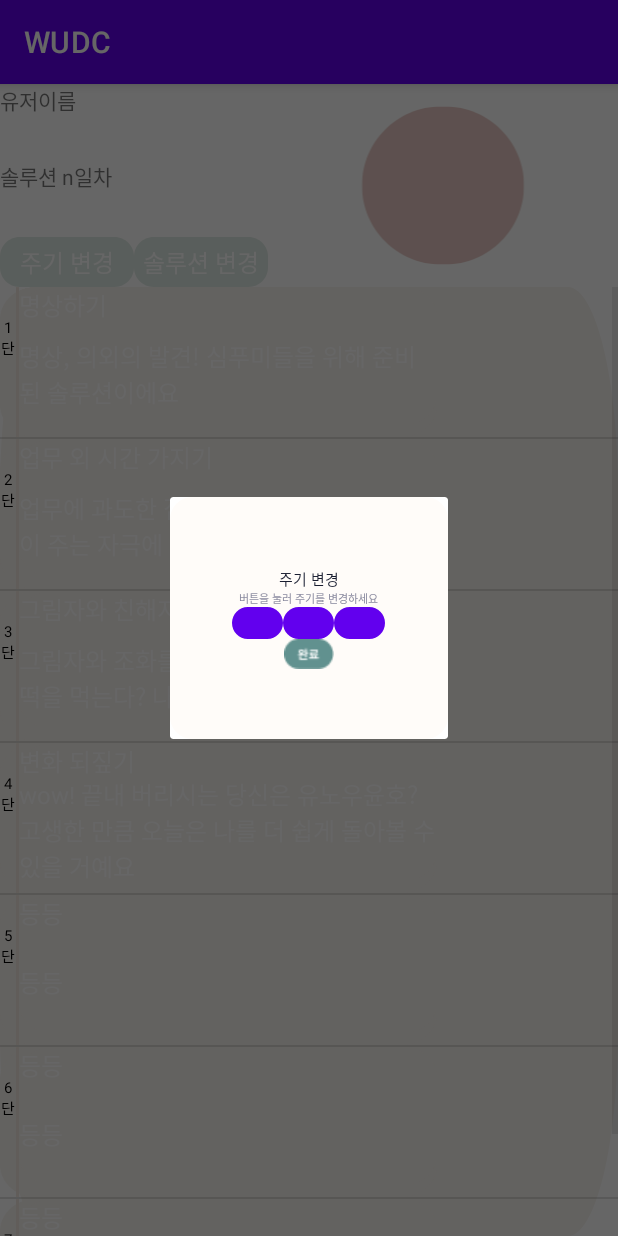
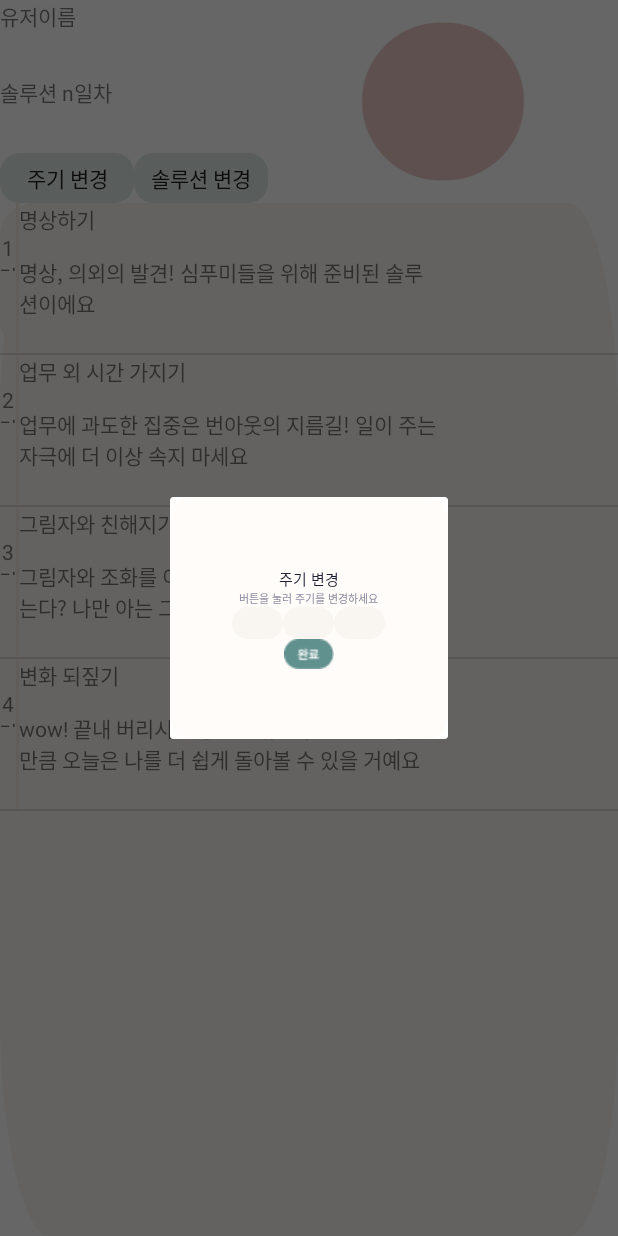
Before and after one commit to ChaeheeKang-GitHub/WUDC, an Android app: the RecListViewActivity screen opened directly, with no data from a screen before it, after a tap on "주기 변경", on a phone screen of 412 x 824 dp. Run offline under Robolectric (Android 15) with nearby library versions, the phone set to English and light mode, and no system bars.

Commit message:
4차
색/테마 변경

```diff
--- a/app/src/main/java/com/example/wudc/RecListViewActivity.java
+++ b/app/src/main/java/com/example/wudc/RecListViewActivity.java
@@ -44,9 +44,7 @@ public class RecListViewActivity extends AppCompatActivity {
         listAdapter.addItem(new RecItem("2단계", "업무 외 시간 가지기", "업무에 과도한 집중은 번아웃의 지름길! 일이 주는 자극에 더 이상 속지 마세요"));
         listAdapter.addItem(new RecItem("3단계", "그림자와 친해지기","그림자와 조화를 이룬 자아는... 자다가도 떡을 먹는다? 나만 아는 그림자 부수기"));
         listAdapter.addItem(new RecItem("4단계", "변화 되짚기", "wow! 끝내 버리시는 당신은 유노우윤호? 고생한 만큼 오늘은 나를 더 쉽게 돌아볼 수 있을 거예요"));
-        listAdapter.addItem(new RecItem("5단계", "등등", "등등"));
-        listAdapter.addItem(new RecItem("6단계", "등등","등등"));
-        listAdapter.addItem(new RecItem("7단계", "등등","등등"));
+
 
         //리스트뷰에 Adapter 설정
         listview.setAdapter(listAdapter);
@@ -104,12 +102,13 @@ public class RecListViewActivity extends AppCompatActivity {
                 public void onClick(View view) {
                     Toast.makeText(context, "단계 : "+recItem.getNum()+" "+" 솔루션 : "+recItem.getName()+" "+" 내용 : "+recItem.getDes(), Toast.LENGTH_SHORT).show();
                     // 페이지 넘어가기
-                    /*Intent intent = new Intent(getApplicationContext(), 넘어갈액티비티명.class);
-                    startActivity(intent);*/
-
+                    Intent intent = new Intent(RecListViewActivity.this,Solution1.class);
+                    startActivity(intent);
 
                 }
             });
+
+
 
             return convertView;  //뷰 객체 반환
         }
--- a/app/src/main/res/layout/activity_solution1.xml
+++ b/app/src/main/res/layout/activity_solution1.xml
@@ -57,8 +57,9 @@
             android:layout_marginLeft="42dp"
             android:layout_marginTop="45dp"
             android:gravity="top"
-            android:text="명상하기"
-            android:textAppearance="@style/some_id" />
+            android:text="명상하기" />
+<!--            android:textAppearance="@style/some_id"-->
+
 
         <View
             android:id="@+id/rectangle_4_2"
--- a/app/src/main/res/layout/activity_solution2.xml
+++ b/app/src/main/res/layout/activity_solution2.xml
@@ -92,8 +92,8 @@
             android:layout_marginLeft="23dp"
             android:layout_marginTop="45dp"
             android:gravity="top"
-            android:text="업무 외 시간 가지기"
-            android:textAppearance="@style/some_id" />
+            android:text="업무 외 시간 가지기"/>
+        <!-- android:textAppearance="@style/some_id" /> -->
 
         <View
             android:id="@+id/rectangle_4_2"
--- a/app/src/main/res/layout/activity_solution3.xml
+++ b/app/src/main/res/layout/activity_solution3.xml
@@ -92,8 +92,8 @@
             android:layout_marginLeft="23dp"
             android:layout_marginTop="45dp"
             android:gravity="top"
-            android:text="그림자와 친해지기"
-            android:textAppearance="@style/some_id" />
+            android:text="그림자와 친해지기"/>
+            <!--android:textAppearance="@style/some_id" />-->
 
         <View
             android:id="@+id/rectangle_4_2"
--- a/app/src/main/res/layout/activity_solution4.xml
+++ b/app/src/main/res/layout/activity_solution4.xml
@@ -49,8 +49,8 @@
             android:layout_marginLeft="42dp"
             android:layout_marginTop="45dp"
             android:gravity="top"
-            android:text="변화 되짚기"
-            android:textAppearance="@style/some_id" />
+            android:text="변화 되짚기"/>
+           <!-- android:textAppearance="@style/some_id" />-->
 
         <Button
             android:id="@+id/btnresult"
--- a/app/src/main/res/layout/activity_solution_record.xml
+++ b/app/src/main/res/layout/activity_solution_record.xml
@@ -54,8 +54,8 @@
             android:layout_marginLeft="52dp"
             android:layout_marginTop="53dp"
             android:gravity="top"
-            android:text="솔루션 3일차"
-            android:textAppearance="@style/some_id" />
+            android:text="솔루션 3일차"/>
+           <!-- android:textAppearance="@style/some_id" />-->
 
         <View
             android:id="@+id/rectangle_4_2"
--- a/app/src/main/res/layout/frag_user_layout.xml
+++ b/app/src/main/res/layout/frag_user_layout.xml
@@ -52,8 +52,8 @@
                     android:layout_height="33dp"
                     android:layout_weight="1"
                     android:background="@drawable/rectangle_3"
-                    android:text="주기 변경"
-                    android:textAppearance="@style/some_id" />
+                    android:text="주기 변경"/>
+                    <!--android:textAppearance="@style/some_id" />-->
 
                 <androidx.appcompat.widget.AppCompatButton
                     android:id="@+id/btn_solChange"
@@ -61,8 +61,8 @@
                     android:layout_height="33dp"
                     android:layout_weight="1"
                     android:background="@drawable/rectangle_3"
-                    android:text="솔루션 변경"
-                    android:textAppearance="@style/some_id" />
+                    android:text="솔루션 변경"/>
+                    <!--android:textAppearance="@style/some_id" />-->
 
 
             </LinearLayout>
--- a/app/src/main/res/layout/reclistview_list_item.xml
+++ b/app/src/main/res/layout/reclistview_list_item.xml
@@ -30,8 +30,8 @@
                 android:layout_marginTop="20dp"
                 android:layout_weight="100"
                 android:gravity="center"
-                android:text="@string/day_1"
-                android:textAppearance="@style/day_1" />
+                android:text="@string/day_1"/>
+                <!--android:textAppearance="@style/day_1" />-->
         </LinearLayout>
 
         <ImageView
@@ -51,15 +51,15 @@
                 android:id="@+id/tv_name"
                 android:layout_width="match_parent"
                 android:layout_height="wrap_content"
-                android:layout_weight="1"
-                android:textAppearance="@style/some_id" />
+                android:layout_weight="1"/>
+                <!--android:textAppearance="@style/some_id" />-->
 
             <TextView
                 android:id="@+id/tv_des"
                 android:layout_width="match_parent"
                 android:layout_height="wrap_content"
-                android:layout_weight="1"
-                android:textAppearance="@style/some_id" />
+                android:layout_weight="1"/>
+                <!--android:textAppearance="@style/some_id" />-->
         </LinearLayout>
 
     </LinearLayout>
--- a/app/src/main/res/layout/week_dialog.xml
+++ b/app/src/main/res/layout/week_dialog.xml
@@ -17,16 +17,16 @@
             android:layout_height="wrap_content"
             android:text="주기 변경"
             android:textColor="#191D30"
-            android:textSize="10sp"
-            android:textAppearance="@style/some_id"/>
+            android:textSize="10sp"/>
+            <!--android:textAppearance="@style/some_id"/>-->
         <TextView
             android:id="@+id/tv2"
             android:layout_width="wrap_content"
             android:layout_height="wrap_content"
             android:text="버튼을 눌러 주기를 변경하세요"
             android:textColor="#88889D"
-            android:textSize="7sp"
-            android:textAppearance="@style/some_id"/>
+            android:textSize="7sp"/>
+            <!--android:textAppearance="@style/some_id"/>-->
 
         <LinearLayout
             android:layout_width="wrap_content"
@@ -39,24 +39,24 @@
                 android:layout_width="34dp"
                 android:layout_height="21dp"
                 android:background="@drawable/rectangle_82"
-                android:text="3일"
-                android:textAppearance="@style/title" />
+                android:text="3일"/>
+               <!-- android:textAppearance="@style/title" />-->
 
             <Button
                 android:id="@+id/btn7day"
                 android:layout_width="34dp"
                 android:layout_height="21dp"
                 android:background="@drawable/rectangle_82"
-                android:text="7일"
-                android:textAppearance="@style/title" />
+                android:text="7일"/>
+                <!--android:textAppearance="@style/title" />-->
 
             <Button
                 android:id="@+id/btn14day"
                 android:layout_width="34dp"
                 android:layout_height="21dp"
                 android:background="@drawable/rectangle_82"
-                android:text="14일"
-                android:textAppearance="@style/title" />
+                android:text="14일"/>
+                <!--android:textAppearance="@style/title" />-->
 
         </LinearLayout>
 
--- a/app/src/main/res/values-night/themes.xml
+++ b/app/src/main/res/values-night/themes.xml
@@ -1,104 +1,16 @@
 <resources xmlns:tools="http://schemas.android.com/tools">
     <!-- Base application theme. -->
-    <style name="Theme.WUDC" parent="Theme.MaterialComponents.DayNight.DarkActionBar">
+    <style name="Theme.WUDC" parent="Theme.MaterialComponents.DayNight.NoActionBar">
         <!-- Primary brand color. -->
-        <item name="colorPrimary">@color/purple_200</item>
-        <item name="colorPrimaryVariant">@color/purple_700</item>
-        <item name="colorOnPrimary">@color/black</item>
+        <item name="colorPrimary">@color/orange_200</item>
+        <item name="colorPrimaryVariant">@color/orange_500</item>
+        <item name="colorOnPrimary">@color/white</item>
         <!-- Secondary brand color. -->
-        <item name="colorSecondary">@color/teal_200</item>
-        <item name="colorSecondaryVariant">@color/teal_200</item>
+        <item name="colorSecondary">@color/green_200</item>
+        <item name="colorSecondaryVariant">@color/green_700</item>
         <item name="colorOnSecondary">@color/black</item>
         <!-- Status bar color. -->
         <item name="android:statusBarColor" tools:targetApi="l">?attr/colorPrimaryVariant</item>
         <!-- Customize your theme here. -->
     </style>
-
-    <style name="title">
-
-        <item name="android:textSize">
-            22sp
-        </item>
-
-        <item name="android:letterSpacing">
-            -0.02
-        </item>
-
-        <item name="android:textColor">
-            #191D30
-        </item>
-
-    </style>
-
-    <style name="some_id">
-
-        <item name="android:textSize">
-            12sp
-        </item>
-
-        <item name="android:textColor">
-            #88889D
-        </item>
-
-    </style>
-
-    <style name="day_1">
-
-        <item name="android:textSize">
-            18sp
-        </item>
-
-        <item name="android:textColor">
-            #191D30
-        </item>
-
-    </style>
-    <style name="day_2">
-
-        <item name="android:textSize">
-            18sp
-        </item>
-
-        <item name="android:textColor">
-            #191D30
-        </item>
-
-    </style>
-    <style name="day_3">
-
-        <item name="android:textSize">
-            18sp
-        </item>
-
-        <item name="android:textColor">
-            #191D30
-        </item>
-
-    </style>
-    <style name="day_4">
-
-        <item name="android:textSize">
-            18sp
-        </item>
-
-        <item name="android:textColor">
-            #191D30
-        </item>
-
-    </style>
-
-
-    <style name="asdfasdfasd">
-
-        <item name="android:textSize">
-            12sp
-        </item>
-
-        <item name="android:textColor">
-            #FFFFFF
-        </item>
-
-    </style>
-
-
 </resources>
--- a/app/src/main/res/values/colors.xml
+++ b/app/src/main/res/values/colors.xml
@@ -1,11 +1,12 @@
 <?xml version="1.0" encoding="utf-8"?>
 <resources>
-    <color name="purple_200">#FFBB86FC</color>
-    <color name="purple_500">#FF6200EE</color>
-    <color name="purple_700">#FF3700B3</color>
-    <color name="teal_200">#FF03DAC5</color>
-    <color name="teal_700">#FF018786</color>
-    <color name="black">#FF000000</color>
-    <color name="white">#FFFFFFFF</color>
+    <color name="orange_200">#F9F5F0</color>
+    <color name="orange_500">#F4EAE2</color>
+    <color name="orange_700">#EA9342</color>
+    <color name="green_200">#E0ECE6</color>
+    <color name="green_700">#61918F</color>
+    <color name="black">#191D30</color>
+    <color name="white">#FFFCF9</color>
+    <color name="gray">#88889D</color>
     <color name="btnweek">#E5E5E5</color>
 </resources>
--- a/app/src/main/res/values/themes.xml
+++ b/app/src/main/res/values/themes.xml
@@ -1,70 +1,16 @@
 <resources xmlns:tools="http://schemas.android.com/tools">
     <!-- Base application theme. -->
-    <style name="Theme.WUDC" parent="Theme.MaterialComponents.DayNight.DarkActionBar">
+    <style name="Theme.WUDC" parent="Theme.MaterialComponents.DayNight.NoActionBar">
         <!-- Primary brand color. -->
-        <item name="colorPrimary">@color/purple_500</item>
-        <item name="colorPrimaryVariant">@color/purple_700</item>
+        <item name="colorPrimary">@color/orange_200</item>
+        <item name="colorPrimaryVariant">@color/orange_500</item>
         <item name="colorOnPrimary">@color/white</item>
         <!-- Secondary brand color. -->
-        <item name="colorSecondary">@color/teal_200</item>
-        <item name="colorSecondaryVariant">@color/teal_700</item>
+        <item name="colorSecondary">@color/green_200</item>
+        <item name="colorSecondaryVariant">@color/green_700</item>
         <item name="colorOnSecondary">@color/black</item>
         <!-- Status bar color. -->
         <item name="android:statusBarColor" tools:targetApi="l">?attr/colorPrimaryVariant</item>
         <!-- Customize your theme here. -->
     </style>
-
-
-    <style name="some_id">
-
-        <item name="android:textSize">
-            16sp
-        </item>
-
-        <item name="android:textColor">
-            #FFFFFF
-        </item>
-
-    </style>
-
-
-    <!--
-  Font family: Noto Sans
-  Line height: 22sp
-  (identical to box height)
-    솔루션 내용 네모
--->
-    <!-- styles.xml -->
-    <style name="some_id2">
-
-        <item name="android:textSize">
-            16sp
-        </item>
-
-        <item name="android:textColor">
-            #000000
-        </item>
-
-    </style>
-
-
-    <!--
-  Font family: Noto Sans
-  Line height: 22sp
-  (identical to box height)
-  솔루션완료 네모
--->
-    <!-- styles.xml -->
-    <style name="some_id3">
-
-        <item name="android:textSize">
-            16sp
-        </item>
-
-        <item name="android:textColor">
-            #FFFFFF
-        </item>
-
-    </style>
-
 </resources>
```
